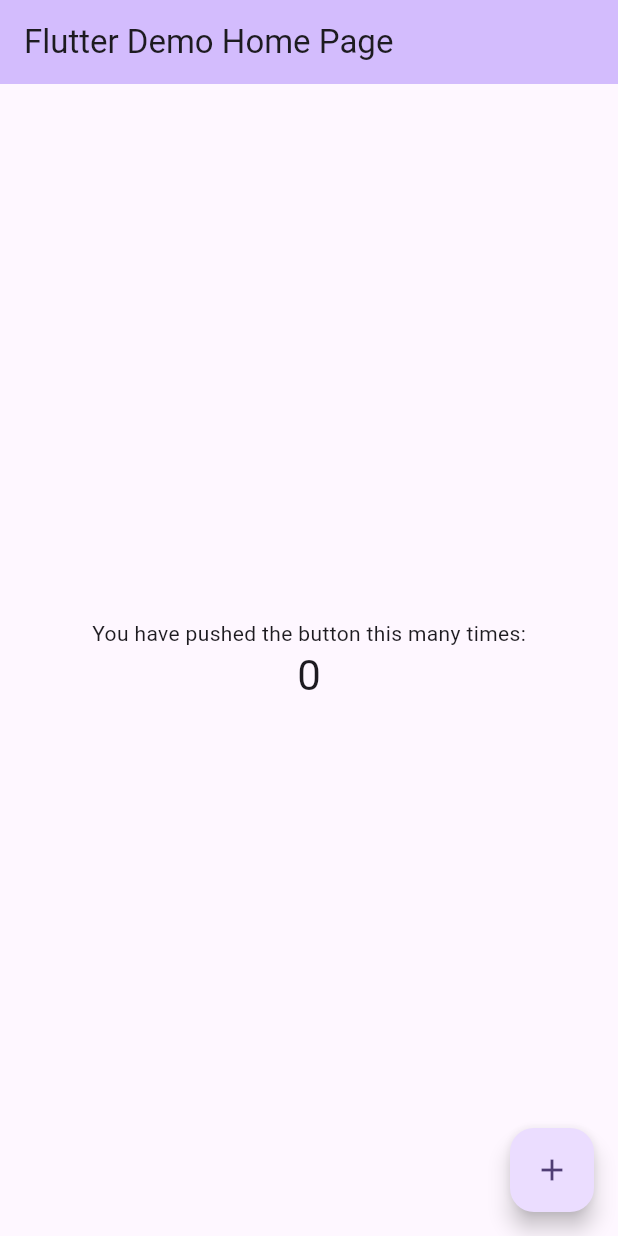
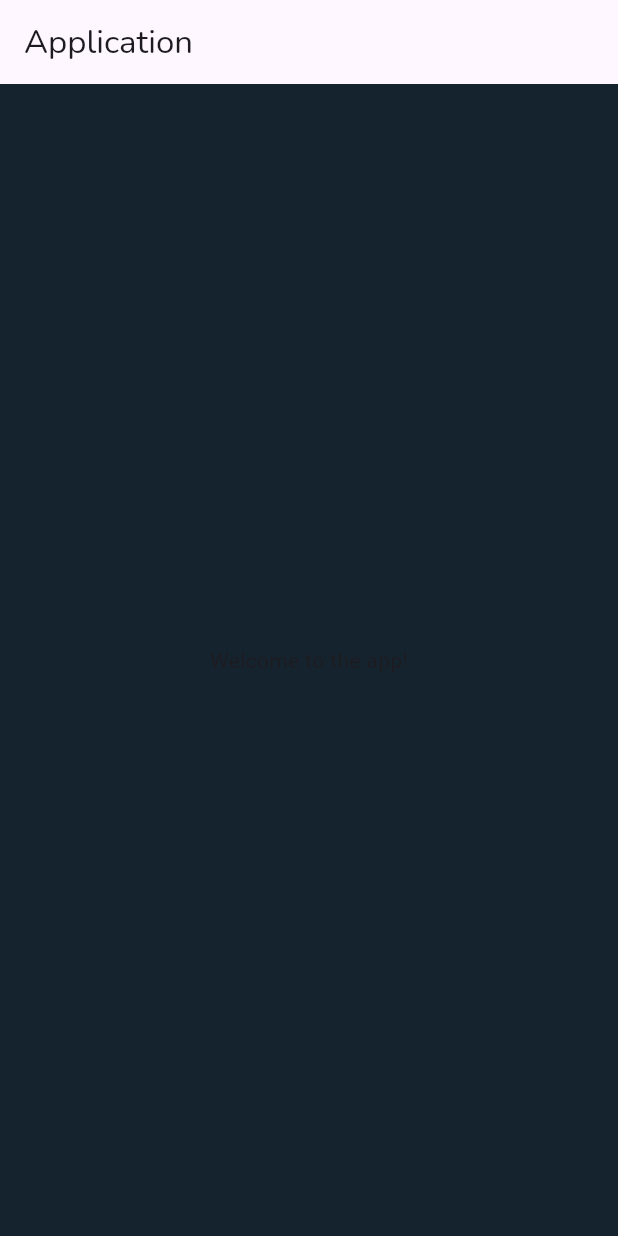
Before and after one commit to ange980/Spoortyyy, a Flutter app: the screen it shows after launch, on a phone screen of 412 x 824 dp. Run offline on Flutter 3.47's test engine with Material 3 defaults, Android fonts, the light colour scheme and no system bars; our stand-ins replace flutter_svg, google_fonts; Roboto replaces fonts that are missing (RobotoMono).

Commit message:
Ajout couleur/Theme

```diff
--- a/lib/main.dart
+++ b/lib/main.dart
@@ -3,6 +3,18 @@ import 'package:google_fonts/google_fonts.dart';
 import 'package:flutter/material.dart';
 import 'package:flutter_svg/flutter_svg.dart';
 
+///COULEURS
+class AppColors {
+  static const Color screenBackground = Color(0xFF15232E);
+  static const Color orange = Color(0xFFFF8100);
+  static const Color cardBackground = Color(0xFF1E3243);
+  static const Color cardElementBackground = Color(0xFF284C6A);
+  static const Color seeMoreBackground = Color(0xFF0F1921);
+  static const Color bottomBarBackground = Color(0xFF0F1E2B);
+  static const Color bottomBarSelectedBackground = Color(0xFF12273C);
+  static const Color bottomBarSelectedText = Color(0xFF12273C);
+  static const Color bottomBarUnselectedText = Color(0xFF778BA8);
+}
 
 ///exemple appel des images/icones
 //SvgPicture.asset('assets/svg/your_icon.svg')
@@ -11,9 +23,8 @@ import 'package:flutter_svg/flutter_svg.dart';
 ///appel API
 //https://comicvine.gamespot.com/api/{nomEndpoint}?api_key={cd0f322e37a01eacb8ec8fe4089d14f5107f4c41}&format=json
 
-
 void main() {
-  runApp(const MyApp());
+  runApp(MyApp());
 }
 
 class MyApp extends StatelessWidget {
@@ -23,115 +34,35 @@ class MyApp extends StatelessWidget {
   @override
   Widget build(BuildContext context) {
     return MaterialApp(
-      title: 'Flutter Demo',
+      title: 'ComicsApplication',
       theme: ThemeData(
-        // This is the theme of your application.
-        //
-        // TRY THIS: Try running your application with "flutter run". You'll see
-        // the application has a purple toolbar. Then, without quitting the app,
-        // try changing the seedColor in the colorScheme below to Colors.green
-        // and then invoke "hot reload" (save your changes or press the "hot
-        // reload" button in a Flutter-supported IDE, or press "r" if you used
-        // the command line to start the app).
-        //
-        // Notice that the counter didn't reset back to zero; the application
-        // state is not lost during the reload. To reset the state, use hot
-        // restart instead.
-        //
-        // This works for code too, not just values: Most code changes can be
-        // tested with just a hot reload.
-        colorScheme: ColorScheme.fromSeed(seedColor: Colors.deepPurple),
+        primaryColor: AppColors.screenBackground,
         useMaterial3: true,
+        fontFamily: 'Nunito',
       ),
-      home: const MyHomePage(title: 'Flutter Demo Home Page'),
+      home: MyCustomScreen(),
     );
   }
 }
 
-class MyHomePage extends StatefulWidget {
-  const MyHomePage({super.key, required this.title});
-
-  // This widget is the home page of your application. It is stateful, meaning
-  // that it has a State object (defined below) that contains fields that affect
-  // how it looks.
-
-  // This class is the configuration for the state. It holds the values (in this
-  // case the title) provided by the parent (in this case the App widget) and
-  // used by the build method of the State. Fields in a Widget subclass are
-  // always marked "final".
-
-  final String title;
-
-  @override
-  State<MyHomePage> createState() => _MyHomePageState();
-}
-
-class _MyHomePageState extends State<MyHomePage> {
-  int _counter = 0;
-
-  void _incrementCounter() {
-    setState(() {
-      // This call to setState tells the Flutter framework that something has
-      // changed in this State, which causes it to rerun the build method below
-      // so that the display can reflect the updated values. If we changed
-      // _counter without calling setState(), then the build method would not be
-      // called again, and so nothing would appear to happen.
-      _counter++;
-    });
-  }
-
+class MyCustomScreen extends StatelessWidget {
   @override
   Widget build(BuildContext context) {
-    // This method is rerun every time setState is called, for instance as done
-    // by the _incrementCounter method above.
-    //
-    // The Flutter framework has been optimized to make rerunning build methods
-    // fast, so that you can just rebuild anything that needs updating rather
-    // than having to individually change instances of widgets.
+    final theme = Theme.of(context);//THEME APPLICATION
+
     return Scaffold(
+      backgroundColor: theme.primaryColor,
       appBar: AppBar(
-        // TRY THIS: Try changing the color here to a specific color (to
-        // Colors.amber, perhaps?) and trigger a hot reload to see the AppBar
-        // change color while the other colors stay the same.
-        backgroundColor: Theme.of(context).colorScheme.inversePrimary,
-        // Here we take the value from the MyHomePage object that was created by
-        // the App.build method, and use it to set our appbar title.
-        title: Text(widget.title),
+        title: Text('Application'),
+        backgroundColor: theme.cardTheme.color,
       ),
       body: Center(
-        // Center is a layout widget. It takes a single child and positions it
-        // in the middle of the parent.
-        child: Column(
-          // Column is also a layout widget. It takes a list of children and
-          // arranges them vertically. By default, it sizes itself to fit its
-          // children horizontally, and tries to be as tall as its parent.
-          //
-          // Column has various properties to control how it sizes itself and
-          // how it positions its children. Here we use mainAxisAlignment to
-          // center the children vertically; the main axis here is the vertical
-          // axis because Columns are vertical (the cross axis would be
-          // horizontal).
-          //
-          // TRY THIS: Invoke "debug painting" (choose the "Toggle Debug Paint"
-          // action in the IDE, or press "p" in the console), to see the
-          // wireframe for each widget.
-          mainAxisAlignment: MainAxisAlignment.center,
-          children: <Widget>[
-            const Text(
-              'You have pushed the button this many times:',
-            ),
-            Text(
-              '$_counter',
-              style: Theme.of(context).textTheme.headlineMedium,
-            ),
-          ],
+        child: Text(
+          'Welcome to the app!',
+          style: TextStyle(fontFamily: 'RobotoMono'),
         ),
       ),
-      floatingActionButton: FloatingActionButton(
-        onPressed: _incrementCounter,
-        tooltip: 'Increment',
-        child: const Icon(Icons.add),
-      ), // This trailing comma makes auto-formatting nicer for build methods.
+      // Rest of your UI components
     );
   }
 }
```
Also changed, not shown: 1 other file.
